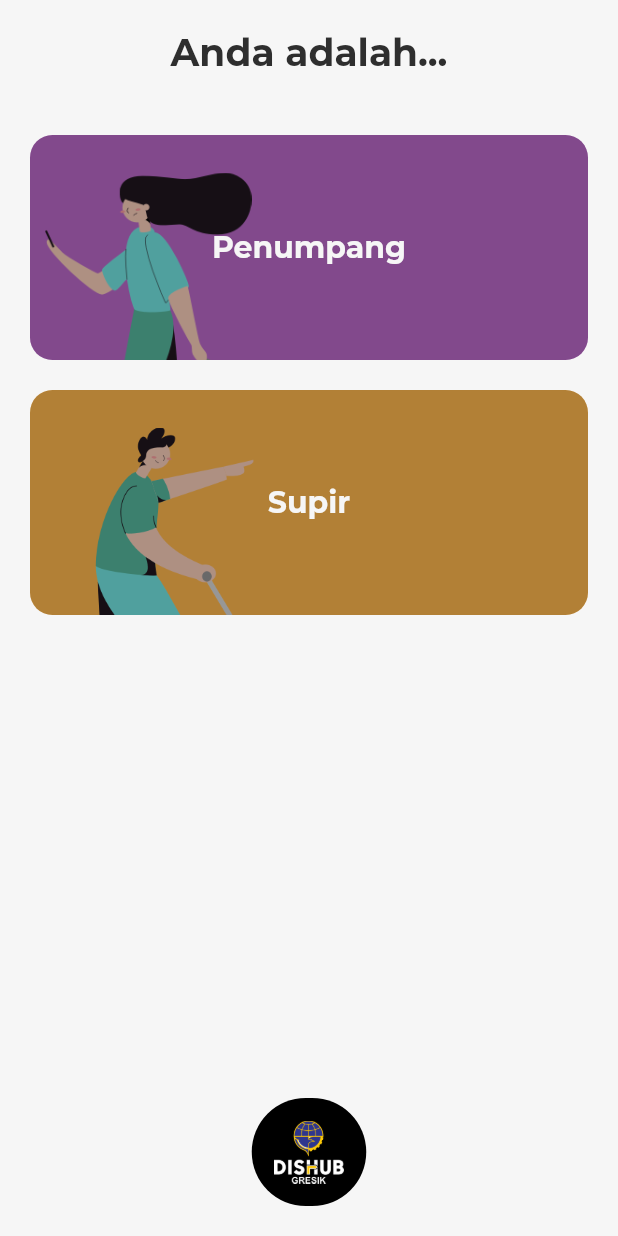
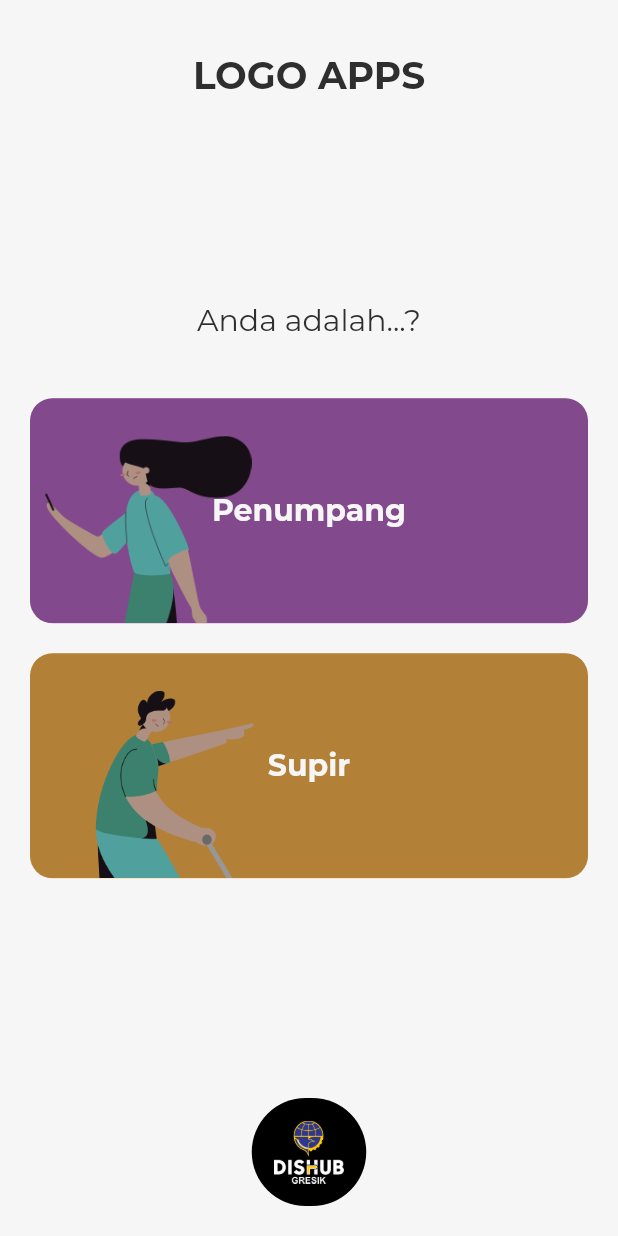
Before and after one commit to AR-Code-Tech/Teman-Asik, a Flutter app: the screen it shows after launch, on a phone screen of 412 x 824 dp. Run offline on Flutter 3.47's test engine with Material 2 defaults, Android fonts, the phone set to English and light mode, and no system bars; our stand-ins replace flutter_map, flutter_svg, latlong; project files that could hold a hidden picture were left out.

Commit message:
change home screen & add bottom nav in passenger home

```diff
--- a/lib/constans.dart
+++ b/lib/constans.dart
@@ -1,13 +1,10 @@
 import 'package:flutter/material.dart';
 
 // const String kAppTitle = "Teman Asik";
-
 // const double kDefaultPadding = 20.0;
 // const Color kLightColor = Color(0xFFF6F6F6);
 // final Color kBackgroundColor = Colors.blue[300];
-
 // const String kFontFamily = 'Montserrat';
-
 // const Color kTitleColor = Colors.white;
 // const double kTitleFontSize = 25.0;
 // const TextStyle kTitleStyle = TextStyle(
@@ -18,12 +15,14 @@ import 'package:flutter/material.dart';
 
 
 
-//
-
+// light theme + blue as primary color
 const String kAppTitle = "Teman Asik";
 
 const double kDefaultPadding = 20.0;
+
 const Color kLightColor = Color(0xFFF6F6F6);
+final Color kDarkColor = Colors.grey[800];
+final Color kPrimaryColor = Colors.blue[400];
 final Color kBackgroundColor = kLightColor;
 
 const String kFontFamily = 'Montserrat';
@@ -35,3 +34,11 @@ const TextStyle kTitleStyle = TextStyle(
     fontSize: kTitleFontSize,
     fontFamily: kFontFamily,
     fontWeight: FontWeight.w600);
+
+const Color kSubTitleColor = Color(0xFF2E2E2E);
+const double kSubTitleFontSize = 20.0;
+const TextStyle kSubTitleStyle = TextStyle(
+    color: kSubTitleColor,
+    fontSize: kSubTitleFontSize,
+    fontFamily: kFontFamily,
+    fontWeight: FontWeight.w500);
--- a/lib/screens/home/components/body.dart
+++ b/lib/screens/home/components/body.dart
@@ -1,5 +1,3 @@
-import 'dart:ffi';
-
 import 'package:flutter/material.dart';
 import 'package:teman_asik/constans.dart';
 
@@ -18,9 +16,17 @@ class _HomeBodyState extends State<HomeBody> {
         child: Column(
           mainAxisAlignment: MainAxisAlignment.spaceBetween,
           children: [
+            Container(
+              margin: EdgeInsets.only(top: 15),
+              child: Column(
+                children: [
+                  Text("LOGO APPS", style: kTitleStyle)
+                ],
+              ),
+            ),
             Column(
               children: [
-                Text("Anda adalah...", style: kTitleStyle),
+                Text("Anda adalah...?", style: kSubTitleStyle),
                 SizedBox(height: 30),
                 CardSelection(
                   title: "Penumpang",
@@ -61,7 +67,12 @@ class CardSelection extends StatelessWidget {
   final Color color;
   final Function onTap;
 
-  CardSelection({ this.illustration, this.title, this.color, this.onTap });
+  CardSelection({
+    @required this.illustration,
+    @required this.title,
+    @required this.color,
+    @required this.onTap
+  });
 
   @override
   Widget build(BuildContext context) {
```
Also changed, not shown: lib/screens/passenger/home/home_screen.dart (+82 -8 lines), pubspec.lock.
